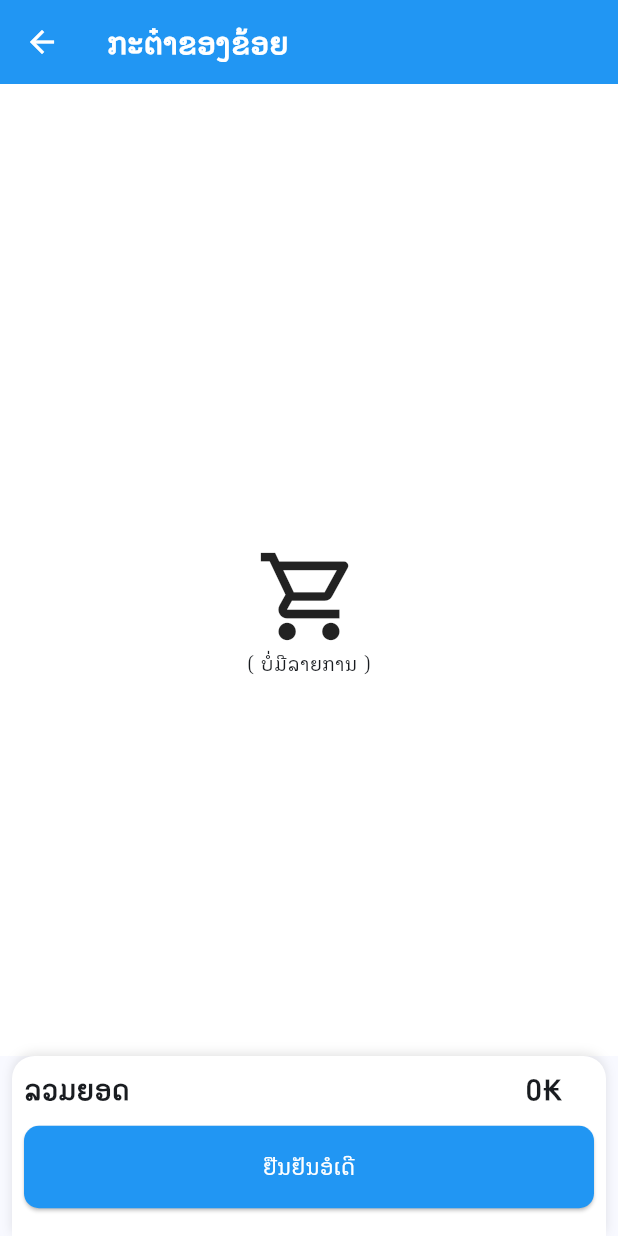
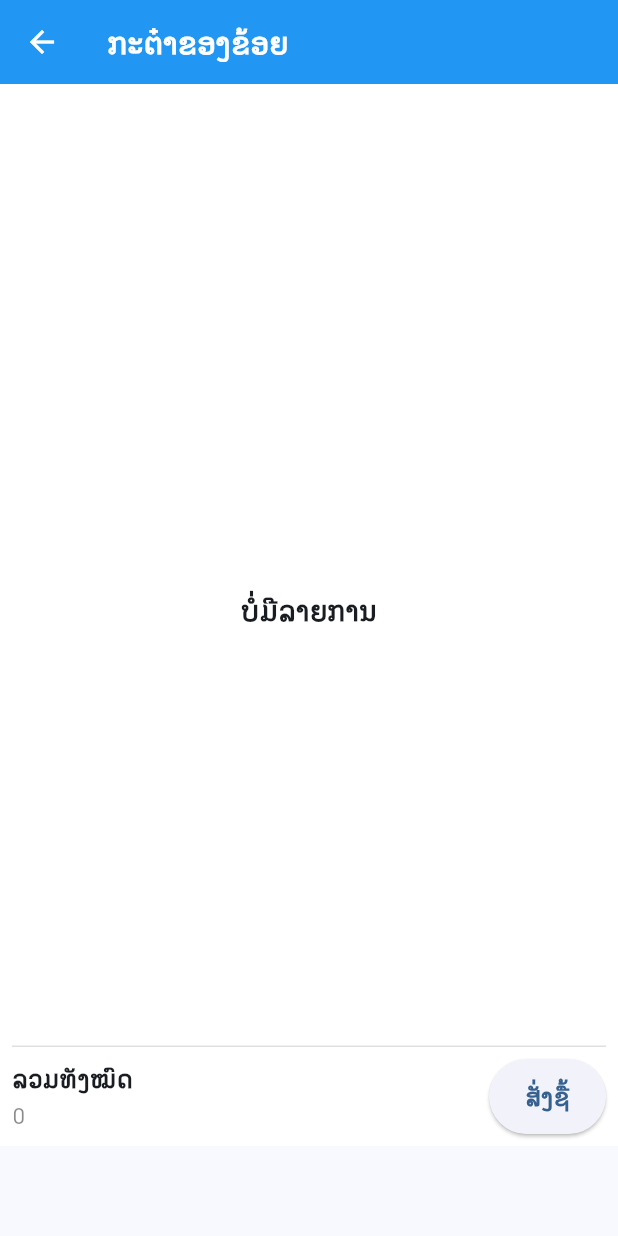
Before and after one commit to lungsongbeersai/azor_app, a Flutter app: the CartPage screen opened by its route, on a phone screen of 412 x 824 dp. Run offline on Flutter 3.47's test engine with Material 3 defaults, Android fonts, the phone set to English and light mode, and no system bars; our stand-ins replace awesome_dialog, card_loading, convex_bottom_bar, flutter_easyloading, flutter_svg, shared_preferences; accounts and stored records are empty.

Commit message:
git commit

```diff
--- a/lib/pages/cart_page.dart
+++ b/lib/pages/cart_page.dart
@@ -362,29 +362,18 @@ class _CartPageState extends State<CartPage>
                                     ),
                                   );
                                 },
-                                separatorBuilder: (context, index) {
-                                  return Divider();
-                                },
+                                separatorBuilder: (context, index) =>
+                                    const Divider(
+                                  thickness: 0.5,
+                                  color: Colors.grey,
+                                ),
                               )
-                            : Center(
-                                child: Column(
-                                  mainAxisAlignment: MainAxisAlignment.center,
-                                  crossAxisAlignment: CrossAxisAlignment.center,
-                                  children: [
-                                    Container(
-                                      padding:
-                                          EdgeInsets.symmetric(vertical: 10),
-                                      child: const Column(
-                                        children: [
-                                          Icon(
-                                            Icons.shopping_cart_outlined,
-                                            size: 70,
-                                          ),
-                                          Text("( ບໍ່ມີລາຍການ )")
-                                        ],
-                                      ),
-                                    ),
-                                  ],
+                            : const Center(
+                                child: Text(
+                                  "ບໍ່ມີລາຍການ",
+                                  style: TextStyle(
+                                      fontSize: 20,
+                                      fontWeight: FontWeight.bold),
                                 ),
                               ),
                       ),
@@ -394,91 +383,82 @@ class _CartPageState extends State<CartPage>
               ),
             ),
           ),
-          if (isLoading)
+          Positioned(
+            bottom: 0,
+            left: 0,
+            right: 0,
+            child: Container(
+              color: Colors.white,
+              padding: const EdgeInsets.all(8.0),
+              child: Column(
+                mainAxisSize: MainAxisSize.min,
+                children: [
                   Container(
+                    height: 1,
+                    color: Colors.grey[300],
+                  ),
+                  const SizedBox(height: 8),
+                  Row(
+                    mainAxisAlignment: MainAxisAlignment.spaceBetween,
+                    children: [
+                      Column(
+                        crossAxisAlignment: CrossAxisAlignment.start,
+                        children: [
+                          const Text(
+                            "ລວມທັງໝົດ",
+                            style: TextStyle(
+                              fontSize: 18,
+                              fontWeight: FontWeight.bold,
+                            ),
+                          ),
+                          Text(
+                            MyData.formatnumber(providerService.cartNetTotal),
+                            style: const TextStyle(
+                              fontSize: 16,
                               color: Colors.black45,
-              child: Center(
-                child: CircularProgressIndicator(),
                             ),
                           ),
                         ],
                       ),
-      bottomNavigationBar: Container(
-        margin: const EdgeInsets.symmetric(horizontal: 8),
-        padding: const EdgeInsets.symmetric(horizontal: 8, vertical: 8),
-        height: 120,
-        decoration: BoxDecoration(
-          color: Colors.white,
-          borderRadius: const BorderRadius.only(
-            topLeft: Radius.circular(15),
-            topRight: Radius.circular(15),
-          ),
-          boxShadow: [
-            BoxShadow(
-              color: Colors.black.withOpacity(0.1),
-              blurRadius: 5,
-              offset: Offset(0, -2),
-            ),
-          ],
-        ),
-        child: Column(
-          mainAxisAlignment: MainAxisAlignment.spaceBetween,
-          children: [
-            Row(
-              mainAxisAlignment: MainAxisAlignment.spaceBetween,
-              children: [
-                const Text(
-                  "ລວມຍອດ",
-                  style: TextStyle(
-                    fontSize: 20,
-                    fontWeight: FontWeight.bold,
+                      ElevatedButton(
+                        onPressed: () async {
+                          if (isLoading) {
+                            return;
+                          }
+
+                          List<String> orderListCodes = providerService.cartList
+                              .map((item) => item.orderListCode.toString())
+                              .toList();
+
+                          await updateCart(orderListCodes);
+                        },
+                        style: ElevatedButton.styleFrom(
+                          padding: const EdgeInsets.symmetric(
+                            vertical: 12,
+                            horizontal: 24,
                           ),
                         ),
-                Container(
-                  padding: const EdgeInsets.only(right: 15),
-                  child: Text(
-                    '${MyData.formatnumber(providerService.cartNetTotal)}₭ ',
-                    style: const TextStyle(
-                      fontSize: 20,
+                        child: isLoading
+                            ? const CircularProgressIndicator(
+                                valueColor:
+                                    AlwaysStoppedAnimation<Color>(Colors.white),
+                              )
+                            : const Text(
+                                "ສັ່ງຊື້",
+                                style: TextStyle(
+                                  fontSize: 18,
                                   fontWeight: FontWeight.bold,
                                 ),
                               ),
                       ),
                     ],
                   ),
-            Column(
-              mainAxisAlignment: MainAxisAlignment.spaceBetween,
-              children: [
-                ElevatedButton(
-                  style: ElevatedButton.styleFrom(
-                    backgroundColor: Colors.blue,
-                    padding: const EdgeInsets.symmetric(
-                        horizontal: 40, vertical: 16),
-                    shape: RoundedRectangleBorder(
-                      borderRadius: BorderRadius.circular(10),
-                    ),
-                    minimumSize: const Size.fromHeight(40),
-                  ),
-                  onPressed: () {
-                    final orderListCodes = providerService.cartList
-                        .map((item) => item.orderListCode.toString())
-                        .toList();
-                    updateCart(orderListCodes);
-                  },
-                  child: const Text(
-                    "ຢືນຢັນອໍເດີ",
-                    style: TextStyle(
-                      color: Colors.white,
-                      fontSize: 16,
+                ],
               ),
             ),
           ),
         ],
       ),
-            const SizedBox(height: 1),
-          ],
-        ),
-      ),
     );
   }
 }
```
Lines whose indentation alone changed are shown as unchanged.
